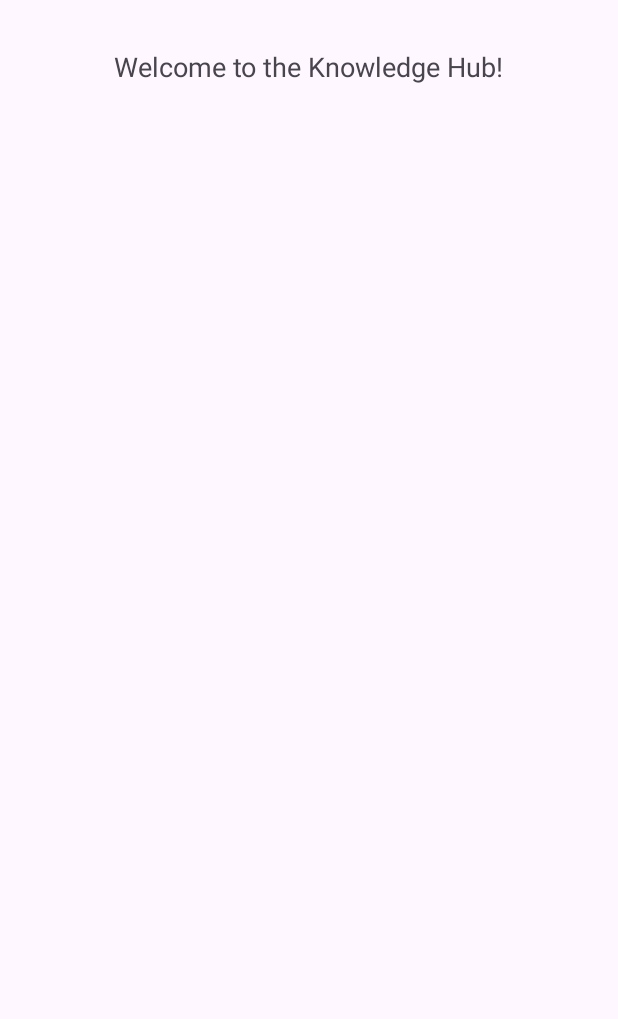
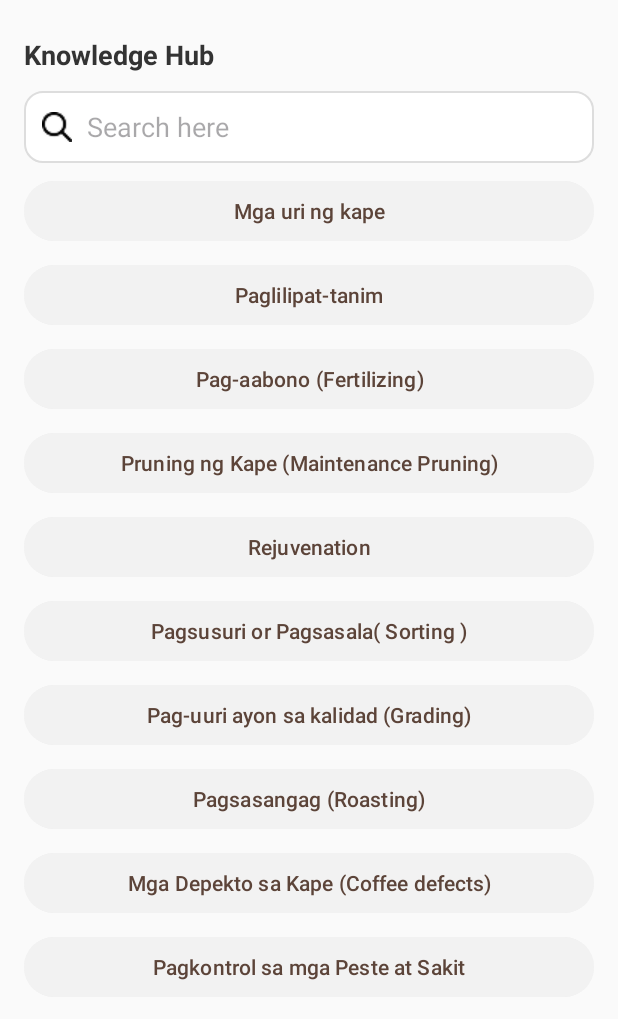
Before and after one commit to JiaanOrtillano/Kapegabay, an Android app: the KnowledgeHub screen opened directly, with no data from a screen before it, on a phone screen of 412 x 824 dp. Shown: the top 1019 px of the screen. Run offline under Robolectric (Android 15) with nearby library versions, the phone set to English and light mode, and no system bars.

Commit message:
Update and Additonal UI

```diff
--- a/app/src/main/AndroidManifest.xml
+++ b/app/src/main/AndroidManifest.xml
@@ -24,6 +24,7 @@
         <activity android:name=".FarmCalendar" />
         <activity android:name=".KnowledgeHub" />
         <activity android:name=".Home" />
+        <activity android:name=".UriNgKapeActivity" />
 
         <activity
             android:name=".MainActivity"
--- /dev/null
+++ b/app/src/main/res/drawable/search_background.xml
@@ -0,0 +1,22 @@
+<?xml version="1.0" encoding="utf-8"?>
+<shape xmlns:android="http://schemas.android.com/apk/res/android"
+    android:shape="rectangle">
+
+    <!-- Background color -->
+    <solid android:color="#FFFFFF" />
+
+    <!-- Rounded corners -->
+    <corners android:radius="12dp" />
+
+    <!-- Optional: Light shadow border -->
+    <padding
+        android:left="8dp"
+        android:top="8dp"
+        android:right="8dp"
+        android:bottom="8dp" />
+
+    <!-- Border for subtle shadow effect -->
+    <stroke
+        android:width="1dp"
+        android:color="#DDDDDD" />
+</shape>
--- a/app/src/main/res/layout/activity_knowledge_hub.xml
+++ b/app/src/main/res/layout/activity_knowledge_hub.xml
@@ -1,18 +1,93 @@
 <?xml version="1.0" encoding="utf-8"?>
-<androidx.constraintlayout.widget.ConstraintLayout
-    xmlns:android="http://schemas.android.com/apk/res/android"
+<ScrollView xmlns:android="http://schemas.android.com/apk/res/android"
     xmlns:app="http://schemas.android.com/apk/res-auto"
+    xmlns:tools="http://schemas.android.com/tools"
+    android:id="@+id/scrollView"
     android:layout_width="match_parent"
-    android:layout_height="match_parent">
+    android:layout_height="match_parent"
+    android:background="#FAFAFA"
+    tools:context=".KnowledgeHub">
 
-    <TextView
-        android:id="@+id/knowledge_title"
-        android:layout_width="wrap_content"
+    <LinearLayout
+        android:layout_width="match_parent"
         android:layout_height="wrap_content"
-        android:text="Welcome to the Knowledge Hub!"
-        android:textSize="18sp"
-        app:layout_constraintTop_toTopOf="parent"
-        app:layout_constraintStart_toStartOf="parent"
-        app:layout_constraintEnd_toEndOf="parent"
-        android:layout_marginTop="32dp"/>
-</androidx.constraintlayout.widget.ConstraintLayout>
+        android:orientation="vertical"
+        android:padding="16dp">
+
+        <!-- Title -->
+        <TextView
+            android:id="@+id/title"
+            android:layout_width="wrap_content"
+            android:layout_height="wrap_content"
+            android:text="Knowledge Hub"
+            android:textSize="18sp"
+            android:textStyle="bold"
+            android:layout_marginTop="8dp"
+            android:layout_marginBottom="12dp"
+            android:textColor="#333333" />
+
+        <!-- Search Bar -->
+        <EditText
+            android:id="@+id/searchBar"
+            android:layout_width="match_parent"
+            android:layout_height="48dp"
+            android:hint="Search here"
+            android:background="@drawable/search_background"
+            android:padding="12dp"
+            android:drawableStart="@drawable/search"
+            android:drawablePadding="10dp"
+            android:inputType="text" />
+
+        <!-- Buttons -->
+        <Button
+            android:id="@+id/btnUriNgKape"
+            style="@style/KnowledgeButton"
+            android:text="Mga uri ng kape" />
+
+        <Button
+            android:id="@+id/btnPaglipatTanim"
+            style="@style/KnowledgeButton"
+            android:text="Paglilipat-tanim" />
+
+        <Button
+            android:id="@+id/btnAbono"
+            style="@style/KnowledgeButton"
+            android:text="Pag-aabono (Fertilizing)" />
+
+        <Button
+            android:id="@+id/btnPruning"
+            style="@style/KnowledgeButton"
+            android:text="Pruning ng Kape (Maintenance Pruning)" />
+
+        <Button
+            android:id="@+id/btnRejuvenation"
+            style="@style/KnowledgeButton"
+            android:text="Rejuvenation" />
+
+        <Button
+            android:id="@+id/btnPagsusuri"
+            style="@style/KnowledgeButton"
+            android:text="Pagsusuri or Pagsasala( Sorting )" />
+
+        <Button
+            android:id="@+id/btnPagUuri"
+            style="@style/KnowledgeButton"
+            android:text="Pag-uuri ayon sa kalidad (Grading)" />
+
+        <Button
+            android:id="@+id/btnPagsasangag"
+            style="@style/KnowledgeButton"
+            android:text="Pagsasangag (Roasting)" />
+
+        <Button
+            android:id="@+id/btnDefects"
+            style="@style/KnowledgeButton"
+            android:text="Mga Depekto sa Kape (Coffee defects)" />
+
+        <Button
+            android:id="@+id/btnPeste"
+            style="@style/KnowledgeButton"
+            android:text="Pagkontrol sa mga Peste at Sakit" />
+
+    </LinearLayout>
+</ScrollView>
--- a/app/src/main/res/values/styles.xml
+++ b/app/src/main/res/values/styles.xml
@@ -4,4 +4,13 @@
         <item name="cornerFamily">rounded</item>
         <item name="cornerSize">50%</item>
     </style>
+    <style name="KnowledgeButton">
+        <item name="android:layout_width">match_parent</item>
+        <item name="android:layout_height">wrap_content</item>
+        <item name="android:layout_marginTop">8dp</item>
+        <item name="android:backgroundTint">#F2F2F2</item>
+        <item name="android:textColor">#5C4439</item>
+        <item name="android:fontFamily">sans-serif-medium</item>
+    </style>
+
 </resources>
```
Also changed, not shown: app/src/main/java/com/example/projectkape/UriNgKapeActivity.kt (added, +15 -0 lines), app/src/main/res/drawable/card_background.xml (added, +7 -0 lines), app/src/main/res/drawable/card_background_info.xml (added, +7 -0 lines), app/src/main/res/layout/activity_detail.xml (added, +53 -0 lines), app/src/main/res/layout/activity_uri_ng_kape.xml (added, +56 -0 lines), app/src/main/res/values/strings.xml (+12 -0 lines).
